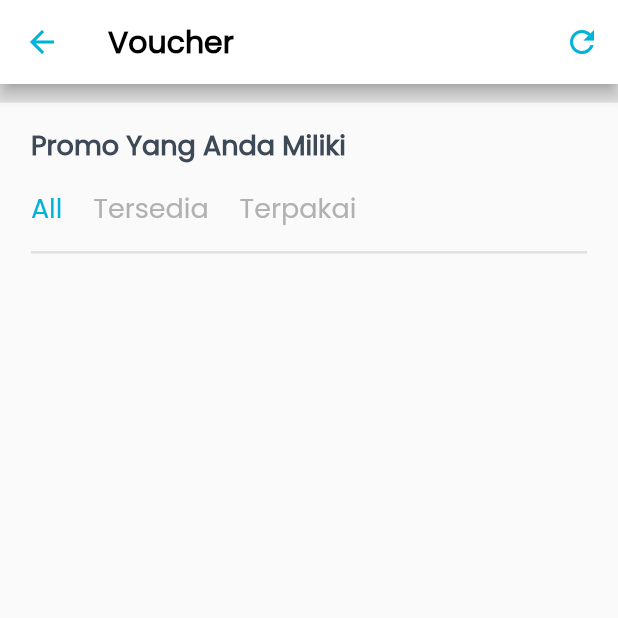
After one commit to armanmaulana123/Gacoan, a Flutter app: the voucher screen opened directly, on a phone screen of 412 x 824 dp, the top half of it. The commit adds this screen. Run offline on Flutter 3.47's test engine with Material 2 defaults, Android fonts, the phone set to English and light mode, and no system bars; our stand-ins replace cloud_firestore, firebase_auth, firebase_core, geolocator, google_maps_flutter, image_picker; accounts and stored records are empty.

Commit message:
tambah voucher

```diff
--- a/lib/home.dart
+++ b/lib/home.dart
@@ -85,7 +85,10 @@ class home extends StatelessWidget {
                 shape: RoundedRectangleBorder(
                     borderRadius: BorderRadius.all(Radius.circular(8.0))),
                 child: InkWell(
-                  // onTap: () => print("ciao"),
+                  onTap: () {Navigator.push(context,
+                        MaterialPageRoute(builder: ((context) {
+                      return voucher();
+                    })));} ,
                   child: Column(
                     crossAxisAlignment: CrossAxisAlignment.stretch, // add this
                     children: <Widget>[
--- /dev/null
+++ b/lib/voucher_page.dart
@@ -0,0 +1,176 @@
+import 'package:cloud_firestore/cloud_firestore.dart';
+import 'package:flutter/material.dart';
+
+class voucher extends StatefulWidget {
+  @override
+  _voucherState createState() => _voucherState();
+}
+
+class _voucherState extends State<voucher> {
+  var list_item = [];
+
+  void initState() {
+    super.initState();
+  }
+
+  getDataVoucher() {
+    var colPesanan = FirebaseFirestore.instance.collection('voucher');
+    colPesanan.get().then((value) {
+      setState(() {
+        list_item = value.docs.map((e) {
+          return {
+            'nama': e['nama'],
+            'tagline': e['tagline'],
+            'gambar': e['gambar']
+          };
+        }).toList();
+      });
+    });
+  }
+
+  @override
+  Widget build(BuildContext context) {
+    final sizeHeight = MediaQuery.of(context).size.height;
+    final sizeWidth = MediaQuery.of(context).size.width;
+    return Scaffold(
+      appBar: AppBar(
+        title: Text(
+          "Voucher",
+          style: TextStyle(
+              fontFamily: "Poppins",
+              fontWeight: FontWeight.bold,
+              color: Colors.black),
+        ),
+        backgroundColor: Colors.white,
+        leading: IconButton(
+          icon: Icon(Icons.arrow_back, color: Color(0xff00B3D8)),
+          onPressed: () => Navigator.of(context).pop(),
+        ),
+        actions: [
+          IconButton(
+              onPressed: () {
+                getDataVoucher();
+              },
+              icon: Icon(Icons.refresh_sharp, color: Color(0xff00B3D8)))
+        ],
+      ),
+      body: Column(
+        mainAxisSize: MainAxisSize.max,
+        mainAxisAlignment: MainAxisAlignment.start,
+        children: [
+          SizedBox(
+              height: sizeHeight * 0.015,
+              child: Container(
+                color: Color(0xffe1e1e1),
+              )),
+          Container(
+            width: sizeWidth * 1,
+            padding: EdgeInsets.only(
+                top: 15, left: sizeWidth * 0.05, right: sizeWidth * 0.05),
+            child: Text(
+              "Promo Yang Anda Miliki",
+              style: TextStyle(
+                  fontFamily: "Poppins",
+                  fontSize: 18,
+                  fontWeight: FontWeight.bold,
+                  color: Color(0xff3E4957)),
+            ),
+          ),
+          Container(
+            padding: EdgeInsets.only(
+                top: 15, left: sizeWidth * 0.05, right: sizeWidth * 0.05),
+            child: Row(children: [
+              Container(
+                child: Text(
+                  "All",
+                  style: TextStyle(
+                      fontFamily: "Poppins",
+                      fontSize: 18,
+                      color: Color(0xff00B3D8)),
+                ),
+              ),
+              Container(
+                  padding: EdgeInsets.only(left: sizeWidth * 0.05),
+                  child: Text("Tersedia",
+                      style: TextStyle(
+                          fontFamily: "Poppins",
+                          fontSize: 18,
+                          color: Color(0xffb1b1b1)))),
+              Container(
+                  padding: EdgeInsets.only(left: sizeWidth * 0.05),
+                  child: Text("Terpakai",
+                      style: TextStyle(
+                          fontFamily: "Poppins",
+                          fontSize: 18,
+                          color: Color(0xffb1b1b1))))
+            ]),
+          ),
+          Container(
+            padding: EdgeInsets.only(
+                top: 15, left: sizeWidth * 0.05, right: sizeWidth * 0.05),
+            child: SizedBox(
+              height: sizeHeight * 0.002,
+              child: Container(
+                color: Color(0xffe1e1e1),
+              ),
+            ),
+          ),
+          Expanded(
+              child: ListView.builder(
+                  itemCount: list_item.length,
+                  itemBuilder: (_, int index) {
+                    var item = list_item[index];
+                    return Container(
+                      padding: EdgeInsets.only(
+                          top: 15,
+                          left: sizeWidth * 0.05,
+                          right: sizeWidth * 0.05),
+                      child: Container(
+                        width: sizeWidth * 0.9,
+                        child: Card(
+                          shape: RoundedRectangleBorder(
+                              borderRadius:
+                                  BorderRadius.all(Radius.circular(8.0))),
+                          child: InkWell(
+                            onTap: () {},
+                            child: Column(
+                              crossAxisAlignment:
+                                  CrossAxisAlignment.stretch, // add this
+                              children: <Widget>[
+                                ClipRRect(
+                                  borderRadius:
+                                      BorderRadius.all(Radius.circular(8.0)),
+                                  child: Image.asset(
+                                      "assets/images/${item['gambar']}.jpg",
+                                      // width: 300,
+                                      height: sizeHeight * 0.15,
+                                      fit: BoxFit.cover),
+                                ),
+                                ListTile(
+                                  title: Text(
+                                    item['nama'],
+                                    style: TextStyle(
+                                        fontFamily: "Poppins",
+                                        fontWeight: FontWeight.bold),
+                                  ),
+                                  subtitle: Text(
+                                    item['tagline'],
+                                    style: TextStyle(
+                                        fontFamily: "Poppins",
+                                        color: Color(0xffEC008D)),
+                                  ),
+                                  trailing: ElevatedButton(
+                                      onPressed: () {}, child: Text("Pakai")),
+                                ),
+                              ],
+                            ),
+                          ),
+                        ),
+                      ),
+                    );
+                  })),
+        ],
+      ),
+    );
+  }
+}
```
Also changed, not shown: lib/profile_page.dart (+7 -1 lines).
